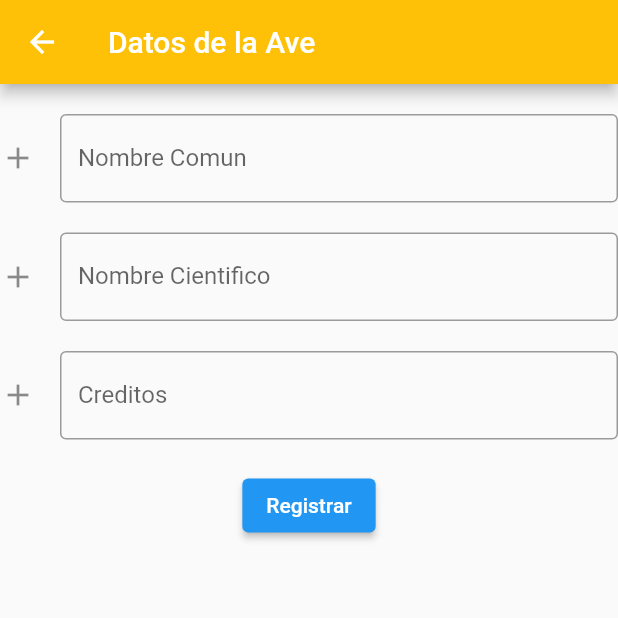
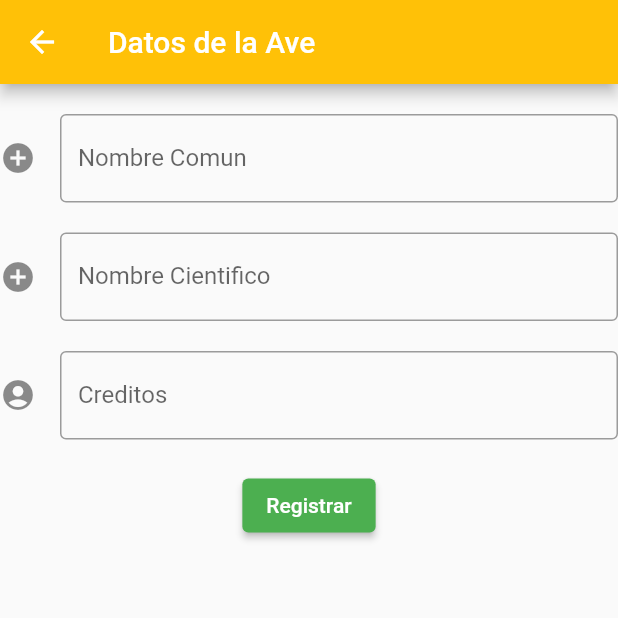
Before and after one commit to dannevarez1/avesdgo, a Flutter app: the Formulario screen opened directly, on a phone screen of 412 x 824 dp, the top half of it. Run offline on Flutter 3.47's test engine with Material 2 defaults, Android fonts, the phone set to English and light mode, and no system bars; our stand-ins replace cloud_firestore, firebase_core, firebase_storage, image_picker; accounts and stored records are empty; network calls fail.

Commit message:
Entrega final

```diff
--- a/lib/paginas/formularios.dart
+++ b/lib/paginas/formularios.dart
@@ -47,9 +47,9 @@ class MiFormulario extends State <Formulario> {
                   controller: controladorNombreComun,
                   keyboardType: TextInputType.name,
                   decoration: InputDecoration(
-                      icon: Icon(Icons.add),
+                      icon: Icon(Icons.add_circle),
                       border:OutlineInputBorder(),
-                      labelText: "Nombre Comun"
+                      labelText: "Nombre Comun",
                   ),
                 ),
                 Padding(padding: EdgeInsets.all(10.00)),
@@ -57,7 +57,7 @@ class MiFormulario extends State <Formulario> {
                   controller: controladorNombreCientifico ,
                   keyboardType: TextInputType.name,
                   decoration: InputDecoration(
-                      icon: Icon(Icons.add),
+                      icon: Icon(Icons.add_circle),
                       border:OutlineInputBorder(),
                       labelText: "Nombre Cientifico"
                   ),
@@ -67,7 +67,7 @@ class MiFormulario extends State <Formulario> {
                   controller: controladorNombreCreador ,
                   keyboardType: TextInputType.name,
                   decoration: InputDecoration(
-                      icon: Icon(Icons.add),
+                      icon: Icon(Icons.account_circle),
                       border:OutlineInputBorder(),
                       labelText: "Creditos"
                   ),
@@ -95,7 +95,10 @@ class MiFormulario extends State <Formulario> {
                         "Nombre Científico"
                     );
                   }
-                }, child: Text('Registrar'))
+                }, child: Text('Registrar'),
+                    style: ButtonStyle(
+                        backgroundColor: MaterialStateProperty.all<Color>(Colors.green))
+                    )
               ],
             ),
           )
--- a/lib/paginas/fotos.dart
+++ b/lib/paginas/fotos.dart
@@ -127,6 +127,7 @@ class MisFotos extends State<Fotos> {
         ),
       ),
       floatingActionButton: FloatingActionButton(
+        backgroundColor: Colors.green,
         onPressed: () {
           showSelectionDialog(context);
         },
```
Also changed, not shown: lib/paginas/listadatos.dart (+14 -14 lines), 1 other file.
